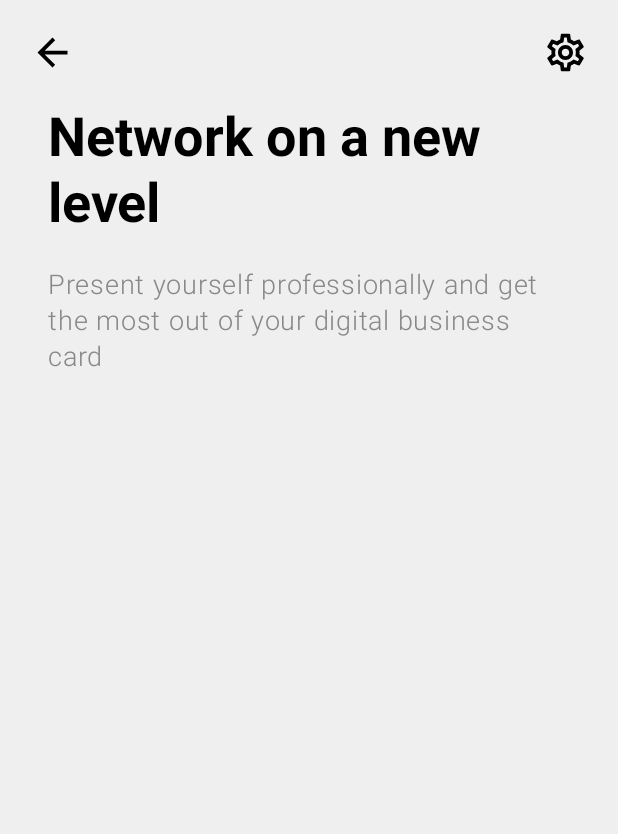
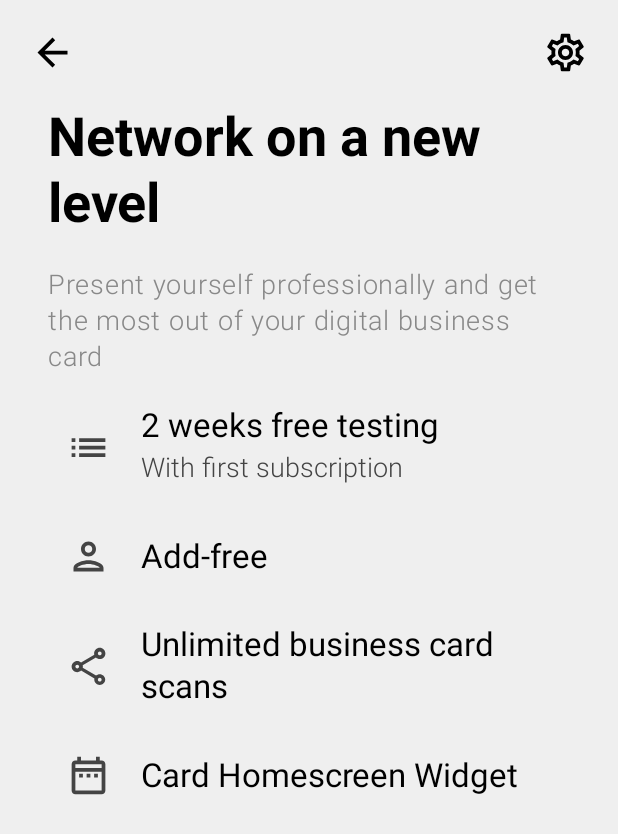
Before and after one commit to aminakhtar5595/PulseID, an Android app built with Jetpack Compose: the screen it shows after launch (MainActivity), on a phone screen of 412 x 824 dp. Shown: the top 834 px of the screen. Run offline under Robolectric (Android 15) with nearby library versions, the phone set to English and light mode, and no system bars; our stand-ins replace accompanist.

Commit message:
Added premium items on premium screen

```diff
--- a/app/src/main/java/com/example/digitalbusinesscard/ui/screens/premium/PremiumScreen.kt
+++ b/app/src/main/java/com/example/digitalbusinesscard/ui/screens/premium/PremiumScreen.kt
@@ -49,6 +49,12 @@ import com.example.digitalbusinesscard.ui.theme.BackgroundColor
 
 @Composable
 fun PremiumScreen() {
+    val premiumItems = listOf(
+        Menu(Icons.Outlined.List, "2 weeks free testing", "With first subscription"),
+        Menu(Icons.Outlined.Person, "Add-free", ""),
+        Menu(Icons.Outlined.Share, "Unlimited business card scans", ""),
+        Menu(Icons.Outlined.DateRange, "Card Homescreen Widget", "")
+    )
     Column (
         modifier = Modifier
             .fillMaxSize()
@@ -85,6 +91,14 @@ fun PremiumScreen() {
                 style = MaterialTheme.typography.bodyLarge.copy(fontWeight = FontWeight.Light, color = Color.Gray, fontSize = 18.sp)
             )
             Spacer(modifier = Modifier.height(20.dp))
+            Column (
+                modifier = Modifier.padding(horizontal = 12.dp)
+            ) {
+                premiumItems.forEach { menu ->
+                    IconTextRow(menu)
+                    Spacer(modifier = Modifier.height(30.dp))
+                }
+            }
         }
     }
 }
```
